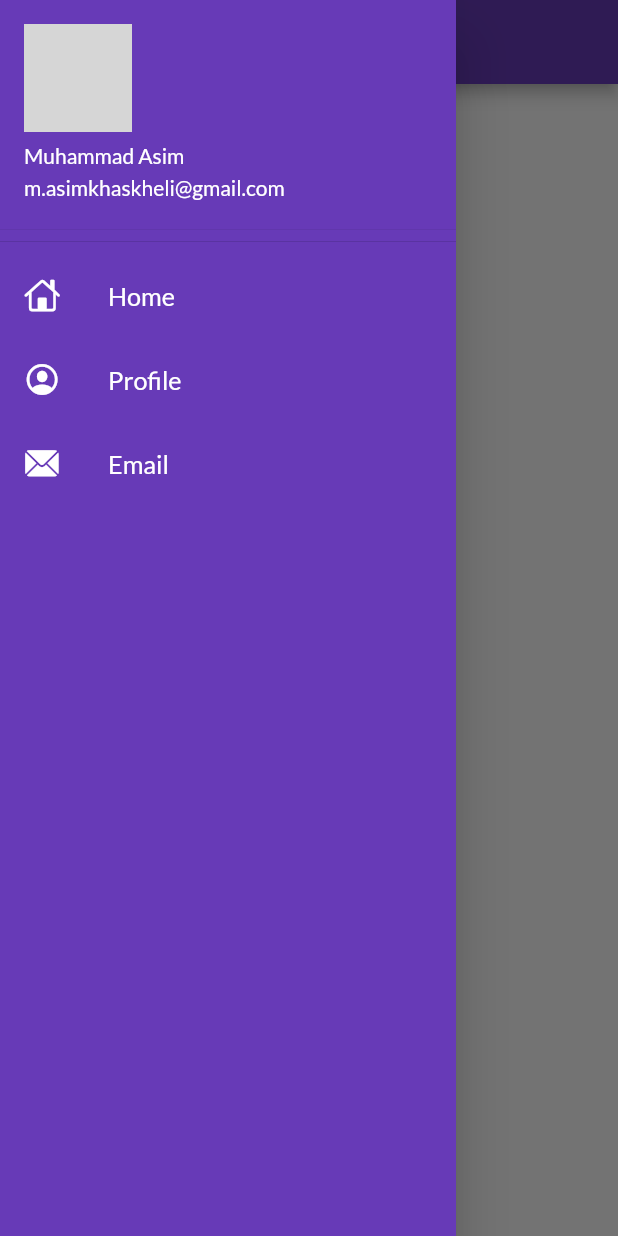
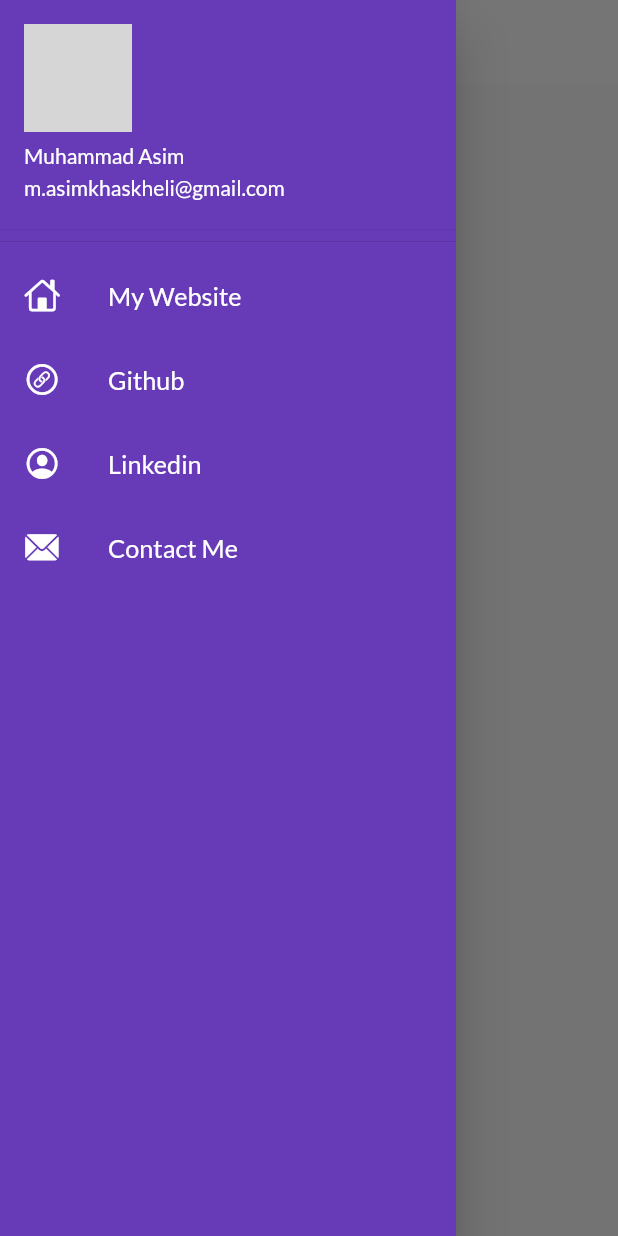
Before and after one commit to Asim-2000/Flut-Weather, a Flutter app: the screen it shows after launch, with the side drawer open, on a phone screen of 412 x 824 dp. Run offline on Flutter 3.47's test engine with Material 2 defaults, Android fonts, the phone set to English and light mode, and no system bars; our stand-ins replace google_fonts; network calls fail; grey boxes are pictures that could not be loaded.

Commit message:
👌 IMPROVE: improved drawer with HyperLinks

```diff
--- a/lib/main.dart
+++ b/lib/main.dart
@@ -1,7 +1,7 @@
 import 'package:catalog_app/screens/home-screen.dart';
+import 'package:catalog_app/theme/theme.dart';
 import 'package:flutter/material.dart';
 import 'package:catalog_app/screens/login-screen.dart';
-import 'package:google_fonts/google_fonts.dart';
 
 void main() {
   runApp(MyApp());
@@ -12,9 +12,7 @@ class MyApp extends StatelessWidget {
   @override
   Widget build(BuildContext context) {
     return MaterialApp(
-      theme: ThemeData(
-          primarySwatch: Colors.deepPurple,
-          fontFamily: GoogleFonts.lato().fontFamily),
+      theme: MyTheme.lightTheme(context),
       initialRoute: HomeScreen.routeName,
       routes: {
         HomeScreen.routeName: (context) => HomeScreen(),
--- a/lib/screens/home-screen.dart
+++ b/lib/screens/home-screen.dart
@@ -7,7 +7,10 @@ class HomeScreen extends StatelessWidget {
   Widget build(BuildContext context) {
     return Scaffold(
       appBar: AppBar(
-        title: Text("Asim's Catalog App"),
+        title: Text(
+          "Asim's Catalog App",
+          style: TextStyle(color: Colors.black),
+        ),
       ),
       body: Center(
         child: Text("Hello World"),
--- /dev/null
+++ b/lib/theme/theme.dart
@@ -0,0 +1,17 @@
+import 'package:flutter/material.dart';
+import 'package:google_fonts/google_fonts.dart';
+
+class MyTheme {
+  static ThemeData lightTheme(BuildContext context) => ThemeData(
+      primarySwatch: Colors.deepPurple,
+      fontFamily: GoogleFonts.lato().fontFamily,
+      appBarTheme: AppBarTheme(
+        color: Colors.white,
+        elevation: 0.0,
+        iconTheme: IconThemeData(color: Colors.black),
+        textTheme: Theme.of(context).textTheme,
+        centerTitle: true,
+      ));
+
+  static ThemeData darkTheme(BuildContext context) => ThemeData();
+}
--- a/lib/widgets/my-drawer.dart
+++ b/lib/widgets/my-drawer.dart
@@ -1,6 +1,6 @@
 import 'package:flutter/cupertino.dart';
 import 'package:flutter/material.dart';
-import 'package:cupertino_icons/cupertino_icons.dart';
+import 'package:url_launcher/url_launcher.dart';
 
 class MyDrawer extends StatelessWidget {
   final String imageUrl =
@@ -26,30 +26,55 @@ class MyDrawer extends StatelessWidget {
                   CupertinoIcons.home,
                   color: Colors.white,
                 ),
-                title: Text(
-                  "Home",
+                title: InkWell(
+                  child: Text(
+                    "My Website",
                     textScaleFactor: 1.2,
                     style: TextStyle(color: Colors.white),
+                  ),
+                  onTap: () => launch("https://Asim-2000.github.io"),
+                )),
+            ListTile(
+                leading: Icon(
+                  CupertinoIcons.link_circle,
+                  color: Colors.white,
+                ),
+                title: InkWell(
+                  child: Text(
+                    "Github",
+                    textScaleFactor: 1.2,
+                    style: TextStyle(color: Colors.white),
+                  ),
+                  onTap: () => launch("https://www.github.com/Asim-2000"),
                 )),
             ListTile(
                 leading: Icon(
                   CupertinoIcons.profile_circled,
                   color: Colors.white,
                 ),
-                title: Text(
-                  "Profile",
+                title: InkWell(
+                  child: Text(
+                    "Linkedin",
                     textScaleFactor: 1.2,
                     style: TextStyle(color: Colors.white),
+                  ),
+                  onTap: () =>
+                      launch("https://www.linkedin.com/in/asim-khaskheli/"),
                 )),
             ListTile(
                 leading: Icon(
                   CupertinoIcons.mail_solid,
                   color: Colors.white,
                 ),
-                title: Text(
-                  "Email",
+                title: InkWell(
+                  child: Text(
+                    "Contact Me",
                     textScaleFactor: 1.2,
                     style: TextStyle(color: Colors.white),
+                  ),
+                  onTap: () {
+                    launch("mailto:m.asimkhaskheli@gmail.com");
+                  },
                 ))
           ],
         ),
--- a/pubspec.yaml
+++ b/pubspec.yaml
@@ -28,6 +28,7 @@ dependencies:
   # Use with the CupertinoIcons class for iOS style icons.
   cupertino_icons: ^1.0.0
   google_fonts: ^1.1.2
+  url_launcher: ^5.7.10
 
 dev_dependencies:
   flutter_test:
```
Also changed, not shown: assets/images/asim.jpeg (added), pubspec.lock. Lines whose indentation alone changed are shown as unchanged.
